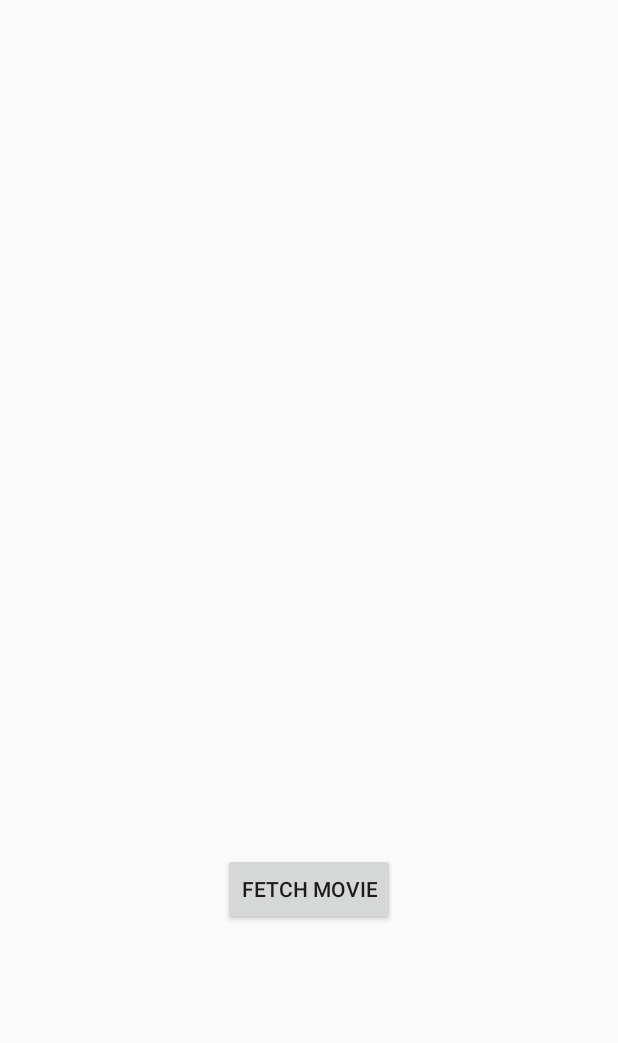
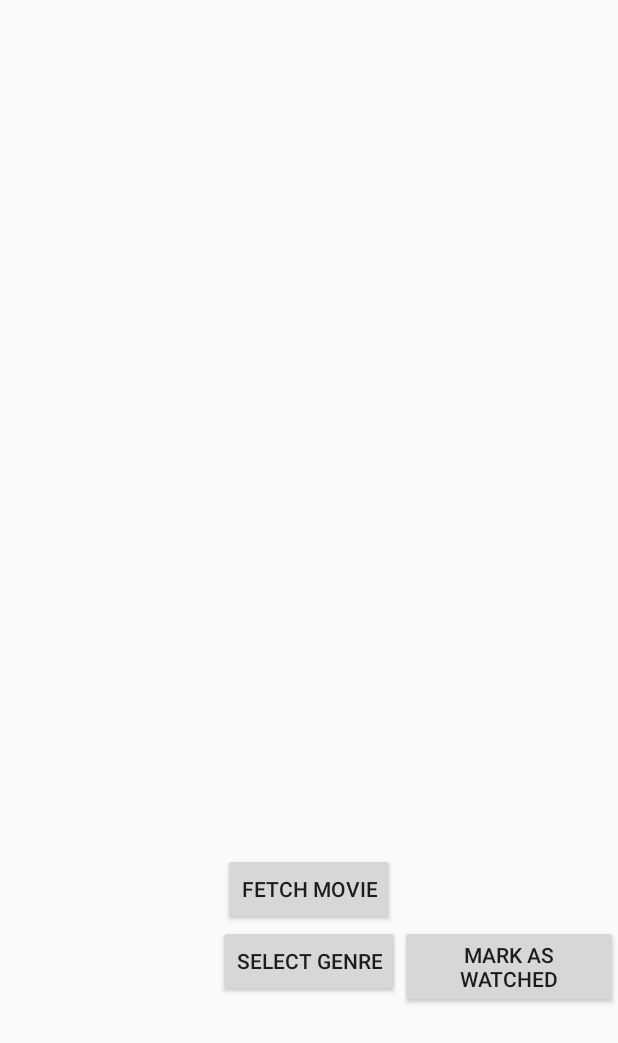
Before and after one commit to JorgeSLT/MovieChooser, an Android app built with Jetpack Compose: the screen it shows after launch (MainActivity), after a tap on "FETCH MOVIE", on a phone screen of 412 x 824 dp. Shown: the top 1043 px of the screen. Run offline under Robolectric (Android 15) with nearby library versions, the phone set to English and light mode, and no system bars; pictures from the network do not load; 1 statement that could not run was skipped.

Commit message:
Genre and watched

```diff
--- a/app/src/main/java/com/example/moviechooser/MainActivity.kt
+++ b/app/src/main/java/com/example/moviechooser/MainActivity.kt
@@ -4,6 +4,7 @@ import android.os.Bundle
     import android.widget.Button
     import android.widget.ImageView
     import android.widget.TextView
+    import androidx.appcompat.app.AlertDialog
     import androidx.appcompat.app.AppCompatActivity
     import com.bumptech.glide.Glide
     import retrofit2.Call
@@ -17,38 +18,98 @@ import retrofit2.http.Query
 
     class MainActivity : AppCompatActivity() {
         private lateinit var fetchButton: Button
+        private lateinit var markWatchedButton: Button
         private lateinit var movieTextView: TextView
         private lateinit var movieImageView: ImageView
+        private lateinit var selectGenreButton: Button
+        private var selectedGenre: String = ""
+        private var currentMovieId: Int = -1
+        private val genreMap = mapOf(
+            "All" to "",
+            "Action" to "28",
+            "Adventure" to "12",
+            "Animation" to "16",
+            "Comedy" to "35",
+            "Crime" to "80",
+            "Documentary" to "99",
+            "Drama" to "18",
+            "Family" to "10751",
+            "Fantasy" to "14",
+            "History" to "36",
+            "Horror" to "27",
+            "Music" to "10402",
+            "Mystery" to "9648",
+            "Romance" to "10749",
+            "Science Fiction" to "878",
+            "TV Movie" to "10770",
+            "Thriller" to "53",
+            "War" to "10752",
+            "Western" to "37"
+        )
+
+        private val watchedMovies: MutableSet<String> by lazy {
+            getSharedPreferences("MovieChooserPrefs", MODE_PRIVATE).getStringSet("watchedMovies", mutableSetOf()) ?: mutableSetOf()
+        }
 
         override fun onCreate(savedInstanceState: Bundle?) {
             super.onCreate(savedInstanceState)
             setContentView(R.layout.activity_main)
 
             fetchButton = findViewById(R.id.button_fetch)
+            selectGenreButton = findViewById(R.id.button_select_genre)
+            markWatchedButton = findViewById(R.id.button_mark_watched)
             movieTextView = findViewById(R.id.textView_movie)
             movieImageView = findViewById(R.id.imageView_movie)
 
+            selectGenreButton.setOnClickListener {
+                showGenreDialog()
+            }
+
             fetchButton.setOnClickListener {
                 fetchRandomMovie()
+            }
+
+            markWatchedButton.setOnClickListener {
+                markMovieAsWatched()
+            }
+        }
+
+        private fun showGenreDialog() {
+            val genres = genreMap.keys.toTypedArray()
+            val genreIds = genreMap.values.toTypedArray()
+
+            val builder = AlertDialog.Builder(this)
+            builder.setTitle("Choose a Genre")
+            builder.setItems(genres) { _, which ->
+                selectedGenre = genreIds[which]
+                movieTextView.text = "Genre selected: ${genres[which]}"
+            }
+            builder.create().show()
+        }
+
+        private fun markMovieAsWatched() {
+            if (currentMovieId != -1) {
+                watchedMovies.add(currentMovieId.toString())
+                getSharedPreferences("MovieChooserPrefs", MODE_PRIVATE).edit().putStringSet("watchedMovies", watchedMovies).apply()
+                movieTextView.text = "Movie marked as watched."
             }
         }
 
         private fun fetchRandomMovie() {
             val api = RetrofitClient.instance
-        api.getMovies("4c442d6c9d9f9e2d444029fbb1fd7732", "es-ES", "popularity.desc", false, false, "")
+            api.getMovies("4c442d6c9d9f9e2d444029fbb1fd7732", "es-ES", "popularity.desc", false, false, selectedGenre)
                 .enqueue(object : Callback<MovieResponse> {
                     override fun onResponse(call: Call<MovieResponse>, response: Response<MovieResponse>) {
-                    if (response.isSuccessful && response.body() != null) {
-                        val movies = response.body()!!.results
+                        response.body()?.let {
+                            val movies = it.results.filter { movie -> !watchedMovies.contains(movie.id.toString()) }
                             if (movies.isNotEmpty()) {
                                 val randomMovie = movies.random()
+                                currentMovieId = randomMovie.id
                                 movieTextView.text = randomMovie.title
                                 fetchMovieImages(randomMovie.id)
                             } else {
-                            movieTextView.text = "No movies found"
+                                movieTextView.text = "No movies found or all watched"
                             }
-                    } else {
-                        movieTextView.text = "Failed to retrieve movies: ${response.errorBody()?.string() ?: "Unknown error"}"
                         }
                     }
 
@@ -96,12 +157,24 @@ interface TMDbApi {
         ): Call<MovieImagesResponse>
     }
 
+    object RetrofitClient {
+        private const val BASE_URL = "https://api.themoviedb.org/3/"
+        val instance: TMDbApi by lazy {
+            val retrofit = Retrofit.Builder()
+                .baseUrl(BASE_URL)
+                .addConverterFactory(GsonConverterFactory.create())
+                .build()
+
+            retrofit.create(TMDbApi::class.java)
+        }
+    }
+
     data class Movie(
         val id: Int,
         val title: String,
         val overview: String,
         val genre_ids: List<Int>,
-    val imageUrl: String  // This field might not be needed if images are fetched separately
+        val imageUrl: String
     )
 
     data class MovieResponse(
--- a/app/src/main/java/com/example/moviechooser/RetrofitClient.kt
+++ /dev/null
@@ -1,14 +0,0 @@
-import retrofit2.Retrofit
-import retrofit2.converter.gson.GsonConverterFactory
-
-object RetrofitClient {
-    private const val BASE_URL = "https://api.themoviedb.org/3/"
-    val instance: TMDbApi by lazy {
-        val retrofit = Retrofit.Builder()
-            .baseUrl(BASE_URL)
-            .addConverterFactory(GsonConverterFactory.create())
-            .build()
-
-        retrofit.create(TMDbApi::class.java)
-    }
-}
--- a/app/src/main/java/com/example/moviechooser/TMDbApi.kt
+++ /dev/null
@@ -1,40 +0,0 @@
-import com.example.moviechooser.MovieImagesResponse
-import com.example.moviechooser.MovieResponse
-import retrofit2.Call
-import retrofit2.http.GET
-import retrofit2.http.Path
-import retrofit2.http.Query
-
-interface TMDbApi {
-    @GET("discover/movie")
-    fun getMovies(
-        @Query("api_key") apiKey: String,
-        @Query("language") language: String,
-        @Query("sort_by") sortBy: String,
-        @Query("include_adult") includeAdult: Boolean,
-        @Query("include_video") includeVideo: Boolean,
-        @Query("with_genres") genres: String
-    ): Call<MovieResponse>
-
-    @GET("movie/{movie_id}/images")
-    fun getMovieImages(
-        @Path("movie_id") movieId: Int,
-        @Query("api_key") apiKey: String
-    ): Call<MovieImagesResponse>
-
-    @GET("movie/popular")
-    fun getPopularMovies(
-        @Query("api_key") apiKey: String,
-        @Query("language") language: String,
-        @Query("page") page: Int
-    ): Call<MovieResponse>
-
-    // Asumiendo que tienes una función en tu API para discover movies
-    @GET("discover/movie")
-    fun getDiscoverMovies(
-        @Query("api_key") apiKey: String,
-        @Query("language") language: String,
-        @Query("page") page: Int
-    ): Call<MovieResponse>
-
-}
--- a/app/src/main/res/layout/activity_main.xml
+++ b/app/src/main/res/layout/activity_main.xml
@@ -26,4 +26,25 @@
         android:text="Fetch Movie"
         android:layout_below="@id/textView_movie"
         android:layout_centerHorizontal="true" />
+
+    <Button
+        android:id="@+id/button_select_genre"
+        android:layout_width="wrap_content"
+        android:layout_height="wrap_content"
+        android:text="Select Genre"
+        android:layout_below="@id/button_fetch"
+        android:layout_centerHorizontal="true"
+         />
+
+    <Button
+        android:id="@+id/button_mark_watched"
+        android:layout_width="wrap_content"
+        android:layout_height="wrap_content"
+        android:text="Mark as Watched"
+        android:layout_below="@id/button_fetch"
+        android:layout_toEndOf="@id/button_select_genre"
+        android:layout_centerHorizontal="true"/>
+
+
+
 </RelativeLayout>
```
Lines whose indentation alone changed are shown as unchanged.
